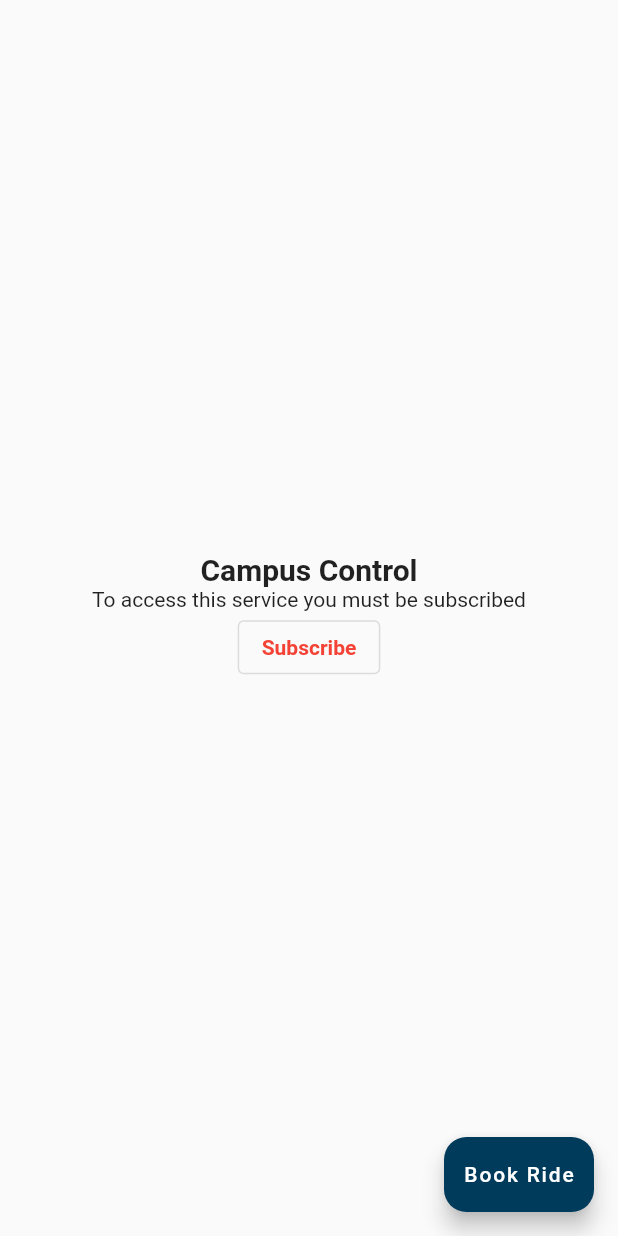
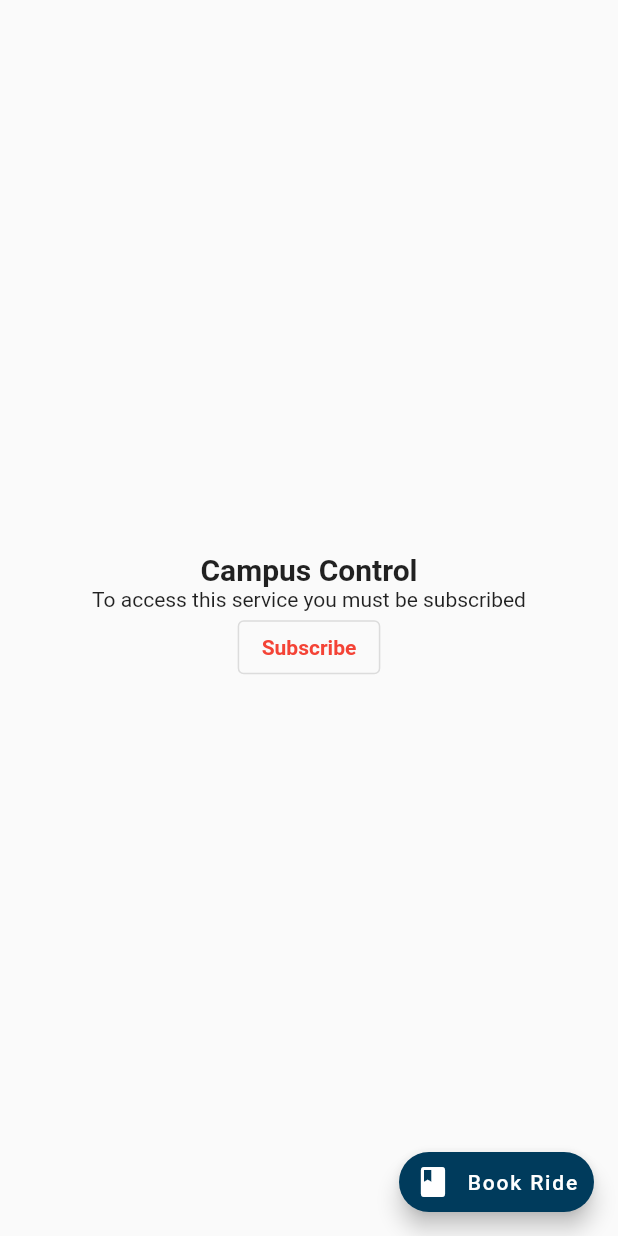
Before and after one commit to givenng6/sdp_wits_services, a Flutter app: the Protection screen opened directly, on a phone screen of 412 x 824 dp. Run offline on Flutter 3.47's test engine with Material 2 defaults, Android fonts, the light colour scheme and no system bars; our stand-ins replace accordion, animated_splash_screen, firebase_core, flutter_hooks, flutter_login, loading_indicator and 2 more; missing offline and left inert: firebase_core_web, shared_preferences_web; accounts and stored records are empty.

Commit message:
request ride

```diff
--- a/lib/StudentsApp/Buses/BusSchedule.dart
+++ b/lib/StudentsApp/Buses/BusSchedule.dart
@@ -1,8 +1,8 @@
 import 'package:flutter/material.dart';
-import 'package:flutter_hooks/flutter_hooks.dart';
 import 'package:provider/provider.dart';
 import 'package:sdp_wits_services/StudentsApp/Providers/Subscriptions.dart';
 import 'package:http/http.dart' as http;
+import 'package:sdp_wits_services/StudentsApp/Providers/UserData.dart';
 import 'dart:convert';
 import './BusObject.dart';
 
@@ -19,7 +19,7 @@ class _BusSchedule extends State<BusSchedule>{
 
   List<BusObject> busSchedule = [];
   List<String> busFollowing = [];
-  String email = "2381410@students.wits.ac.za";
+  String email = "";
 
   // constructor...
   // init data...
@@ -30,6 +30,7 @@ class _BusSchedule extends State<BusSchedule>{
   // build and show the bus routes...
   @override
   Widget build(BuildContext context){
+    email = context.watch<UserData>().email;
     busSchedule = context.watch<Subscriptions>().busSchedule;
     busFollowing = context.watch<Subscriptions>().busFollowing;
     return Container(
--- a/lib/StudentsApp/Protection/protection.dart
+++ b/lib/StudentsApp/Protection/protection.dart
@@ -39,7 +39,6 @@ class _Protection extends State<Protection> {
           ? Column(
               children: [
                 utilityWidget.AppBar(title),
-
                 // const Spacer(),
                 TextButton(
                     onPressed: () async {
@@ -50,8 +49,8 @@ class _Protection extends State<Protection> {
                       }
                     },
                     child: const Text('About Protection Services')),
+                if(context.watch<Subscriptions>().booked)
                   Card(
-                    //color: Colors.white70,
                       elevation: 2,
                       child: Container(
                         width: double.infinity,
@@ -80,11 +79,12 @@ class _Protection extends State<Protection> {
                             Row(
                               children: const [
                                 Text('Car Name: Honda'),
-                              SizedBox(width: 80.0,),
-                              Text('Car Registration: RGB 716 GP'),
+                                Spacer(),
+                                Text('Car Reg: RGB 716 GP'),
+                                Spacer()
                               ],
                             ),
-                          const SizedBox(height: 10.0,)
+                            const SizedBox(height: 10.0,),
                           ],
                         ),
                       ),
@@ -102,8 +102,8 @@ class _Protection extends State<Protection> {
               ],
             ),
       floatingActionButton: SizedBox(
-        height: 50.0,
-        width: 100.0,
+        height: 40.0,
+        width: 130.0,
         child: FloatingActionButton(
           backgroundColor: const Color(0xff003b5c),
           onPressed: () => showModalBottomSheet(
@@ -112,9 +112,17 @@ class _Protection extends State<Protection> {
               isScrollControlled: true,
               builder: (context) => const BookRide()),
           shape: RoundedRectangleBorder(
-            borderRadius: BorderRadius.circular(15.0),
+            borderRadius: BorderRadius.circular(35.0),
           ),
-          child: const Text('Book Ride'),
+          child: Row(
+            children: [
+              Spacer(),
+              const Icon(Icons.book),
+              Spacer(),
+              const Text('Book Ride'),
+              Spacer()
+            ],
+          ),
         ),
       ),
     );
--- a/lib/StudentsApp/Providers/Subscriptions.dart
+++ b/lib/StudentsApp/Providers/Subscriptions.dart
@@ -13,6 +13,9 @@ class Subscriptions with ChangeNotifier{
   List<CCDUObject> _ccduBookings = [];
   List<String> _counsellorsEmail = [];
   List<String> _counsellorsName = [];
+  List _residences = [];
+  List _campuses = [];
+  bool _booked = false;
 
 
   List<String> get subs => _subs;
@@ -24,6 +27,9 @@ class Subscriptions with ChangeNotifier{
   List<CCDUObject> get ccduBookings => _ccduBookings;
   List<String> get counsellorsEmail => _counsellorsEmail;
   List<String> get counsellorsName => _counsellorsName;
+  List get residences => _residences;
+  List get campuses => _campuses;
+  bool get booked => _booked;
 
 
   void addSub(String service){
@@ -67,6 +73,18 @@ class Subscriptions with ChangeNotifier{
     notifyListeners();
   }
 
+  void setResidences(List residences){
+   _residences = residences;
+   notifyListeners();
+  }
 
+  void setCampuses(List campuses){
+   _campuses = campuses;
+   notifyListeners();
+  }
 
+  void setBooked(bool booked){
+    _booked = booked;
+    notifyListeners();
+  }
 }
```
Also changed, not shown: lib/StudentsApp/Protection/book_ride.dart (+154 -160 lines). Lines whose indentation alone changed are shown as unchanged.
